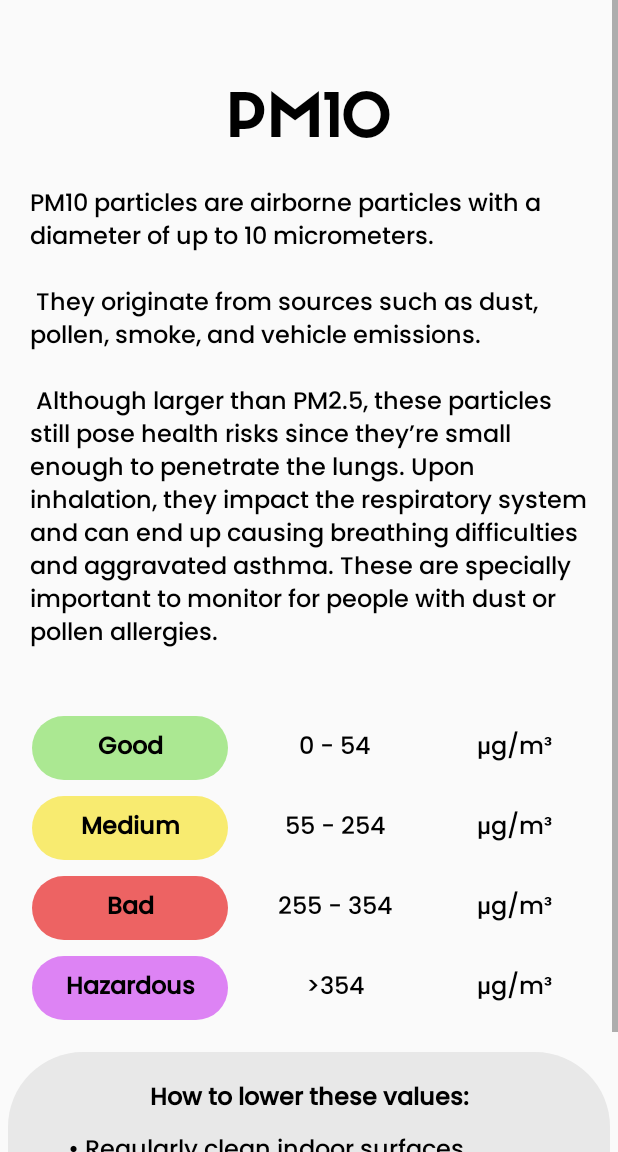
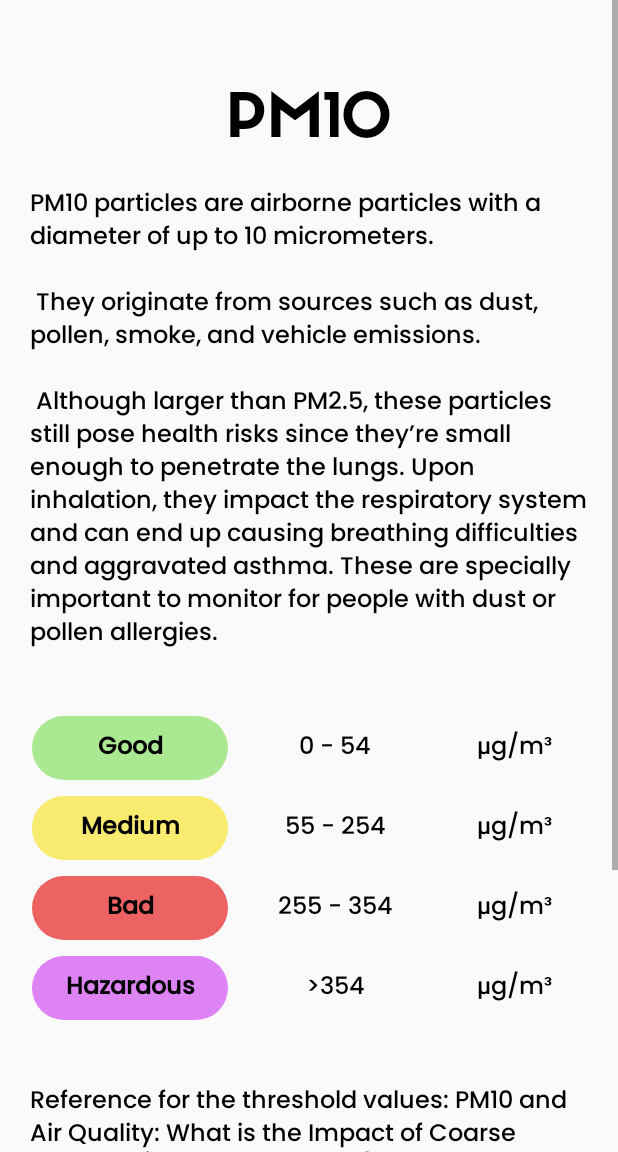
Before and after one commit to emmafri/aircare-application, an Android app: the DetailedReadingActivity screen opened directly, with no data from a screen before it, after a tap on "PM10", on a phone screen of 412 x 824 dp, the part 84-1236 px from its top. Run offline under Robolectric (Android 15) with nearby library versions, the phone set to English and light mode, and no system bars.

Commit message:
References

```diff
--- a/app/src/main/java/org/feup/apm/aircarelocal/AirQualityCalculator.java
+++ b/app/src/main/java/org/feup/apm/aircarelocal/AirQualityCalculator.java
@@ -5,7 +5,7 @@ public class AirQualityCalculator {
     // Thresholds for different air quality parameters
     private static final double[] PM25_THRESHOLDS = {12.0, 35.0, 50.0};
     private static final double[] PM10_THRESHOLDS = {54, 254, 354};
-    private static final double[] CO_THRESHOLDS = {50, 100, 199};
+    private static final double[] CO_THRESHOLDS = {35, 87, 200};
     private static final double[] VOC_THRESHOLDS = {400, 2200, 30000};
 
     // Enum representing air quality categories
--- a/app/src/main/java/org/feup/apm/aircarelocal/DetailedReadingActivity.java
+++ b/app/src/main/java/org/feup/apm/aircarelocal/DetailedReadingActivity.java
@@ -5,6 +5,7 @@ import android.database.Cursor;
 import android.database.sqlite.SQLiteDatabase;
 import android.os.Bundle;
 import android.os.Handler;
+import android.text.GetChars;
 import android.view.MotionEvent;
 import android.view.View;
 import android.view.animation.Animation;
@@ -146,6 +147,7 @@ public class DetailedReadingActivity extends AppCompatActivity {
             intent.putExtra("VERYBAD_VALUES", getString(R.string.very_bad_values_pm25));
             intent.putExtra("PARAM_ADVICE",getString(R.string.advice_pm25));
             intent.putExtra("PARAM_MEASURE", getString(R.string.pm_measure));
+            intent.putExtra("PARAM_REF", getString(R.string.reference_pm25));
             startActivity(intent);
         }, 300));
 
@@ -172,6 +174,8 @@ public class DetailedReadingActivity extends AppCompatActivity {
             intent.putExtra("VERYBAD_VALUES", getString(R.string.very_bad_values_pm10));
             intent.putExtra("PARAM_ADVICE",getString(R.string.advice_pm10));
             intent.putExtra("PARAM_MEASURE", getString(R.string.pm_measure));
+            intent.putExtra("PARAM_REF", getString(R.string.reference_pm10));
+
             startActivity(intent);
         }, 300));
 
@@ -197,6 +201,8 @@ public class DetailedReadingActivity extends AppCompatActivity {
             intent.putExtra("VERYBAD_VALUES", getString(R.string.very_bad_values_voc));
             intent.putExtra("PARAM_ADVICE",getString(R.string.advice_voc));
             intent.putExtra("PARAM_MEASURE", getString(R.string.measure_VOC));
+            intent.putExtra("PARAM_REF", getString(R.string.reference_voc));
+
             startActivity(intent);
         }, 300));
 
@@ -224,6 +230,8 @@ public class DetailedReadingActivity extends AppCompatActivity {
                 intent.putExtra("VERYBAD_VALUES", getString(R.string.very_bad_values_co));
                 intent.putExtra("PARAM_ADVICE",getString(R.string.advice_co));
                 intent.putExtra("PARAM_MEASURE", getString(R.string.measure_CO));
+                intent.putExtra("PARAM_REF", getString(R.string.reference_co));
+
                 startActivity(intent);
             }
         }, 300));
--- a/app/src/main/java/org/feup/apm/aircarelocal/ParameterInfoActivity.java
+++ b/app/src/main/java/org/feup/apm/aircarelocal/ParameterInfoActivity.java
@@ -61,6 +61,7 @@ public class ParameterInfoActivity extends AppCompatActivity {
             String vrybadValues = getIntent().getStringExtra("VERYBAD_VALUES");
             String parameterAdvice = getIntent().getStringExtra("PARAM_ADVICE");
             String parameterMeasure = getIntent().getStringExtra("PARAM_MEASURE");
+            String parameterRefe = getIntent().getStringExtra("PARAM_REF");
 
             // Set text views with parameter information
             TextView parameterTitle = findViewById(R.id.Parameter);
@@ -92,6 +93,8 @@ public class ParameterInfoActivity extends AppCompatActivity {
             BadMeasure.setText(parameterMeasure);
             TextView VryBadMeasure = findViewById(R.id.VryBadMeasure);
             VryBadMeasure.setText(parameterMeasure);
+            TextView parameterRefr = findViewById(R.id.parameterReference);
+            parameterRefr.setText(parameterRefe);
         }
     }
 
--- a/app/src/main/res/layout/parameter_info.xml
+++ b/app/src/main/res/layout/parameter_info.xml
@@ -219,6 +219,15 @@
             </TableLayout>
         </LinearLayout>
 
+        <TextView
+            android:id="@+id/parameterReference"
+            android:layout_width="match_parent"
+            android:layout_height="wrap_content"
+            android:layout_margin="20dp"
+            android:fontFamily="@font/poppins_normal"
+            android:textColor="#000000"
+            android:textSize="16dp" />
+
         <LinearLayout
             android:layout_width="match_parent"
             android:layout_height="wrap_content"
--- a/app/src/main/res/values/strings.xml
+++ b/app/src/main/res/values/strings.xml
@@ -22,6 +22,7 @@
     <string name="medium_values_pm25">13 - 35</string>
     <string name="bad_values_pm25">36 - 50</string>
     <string name="very_bad_values_pm25">>50</string>
+    <string name="reference_pm25">Reference for the threshold values: "PM2.5 Explained", Indoor Air Hygiene Institute: https://www.indoorairhygiene.org/pm2-5-explained/</string>
     <string name="advice_pm25">
     • Ensure proper ventilation while cooking and cleaning.\n
     • Dust and vacuum frequently.\n
@@ -34,6 +35,7 @@
     <string name="medium_values_pm10">55 - 254</string>
     <string name="bad_values_pm10">255 - 354</string>
     <string name="very_bad_values_pm10">>354</string>
+    <string name="reference_pm10">Reference for the threshold values: "PM10 and Air Quality: What is the Impact of Coarse Particles (Particulate Matter)", kaiterra: https://learn.kaiterra.com/en/air-academy/pm10-particulate-matter-pollutes-air-quality</string>
     <string name="advice_pm10">
     • Regularly clean indoor surfaces.\n
     • Use a vacuum cleaner equipped with HEPA filters and damp mop floors.\n
@@ -46,6 +48,7 @@
     <string name="medium_values_voc">401 - 2200</string>
     <string name="bad_values_voc">2201 - 30000</string>
     <string name="very_bad_values_voc">>30000</string>
+    <string name="reference_voc">Reference for the threshold values: "Understanding VOC’s and its effects on health", uHoo: https://getuhoo.com/blog/home/understanding-vocs-and-its-effects-on-health/</string>
     <string name="advice_voc">
     • Choose paints, cleaning supplies, and furniture labelled as low VOC or VOC-free.\n
     • Ensure adequate ventilation by opening windows and using exhaust fans while painting, varnishing, or using cleaning products.\n
@@ -55,10 +58,11 @@
 
     <string name="param_name_co">CO</string>
     <string name="param_descr_co">Carbon Monoxide (CO) is a colorless, odorless gas produced incomplete combustion of by carbon-containing fuels.\n\n It’s emitted by malfunctioning or poorly maintained heating systems (like furnaces, boilers, water heaters), stoves, fireplaces, generators, and vehicle exhausts.\n\n CO is a significant concern because it binds to hemoglobin in red blood cells more readily than oxygen does. This prevents the blood from carrying oxygen effectively, leading to CO poisoning. Symptoms of CO exposure include headaches, dizziness, nausea, confusion, and in severe cases, unconsciousness, or death.</string>
-    <string name="good_values_co">0 - 50</string>
-    <string name="medium_values_co">51 - 100</string>
-    <string name="bad_values_co">101 - 199</string>
+    <string name="good_values_co">0 - 35</string>
+    <string name="medium_values_co">36 - 87</string>
+    <string name="bad_values_co">88 - 200</string>
     <string name="very_bad_values_co">>200</string>
+    <string name="reference_co">Reference for the threshold values: "Carbon Monoxide Levels Chart", CO2Meter: https://www.co2meter.com/blogs/news/carbon-monoxide-levels-chart</string>
     <string name="advice_co">
     • Ensure proper airflow by opening windows or using ventilation systems.\n
     • Minimize activities such as burning candles or using gas stoves without proper ventilation.\n
```
Also changed, not shown: app/src/main/java/org/feup/apm/aircarelocal/BluetoothHelper.java (+30 -13 lines).
